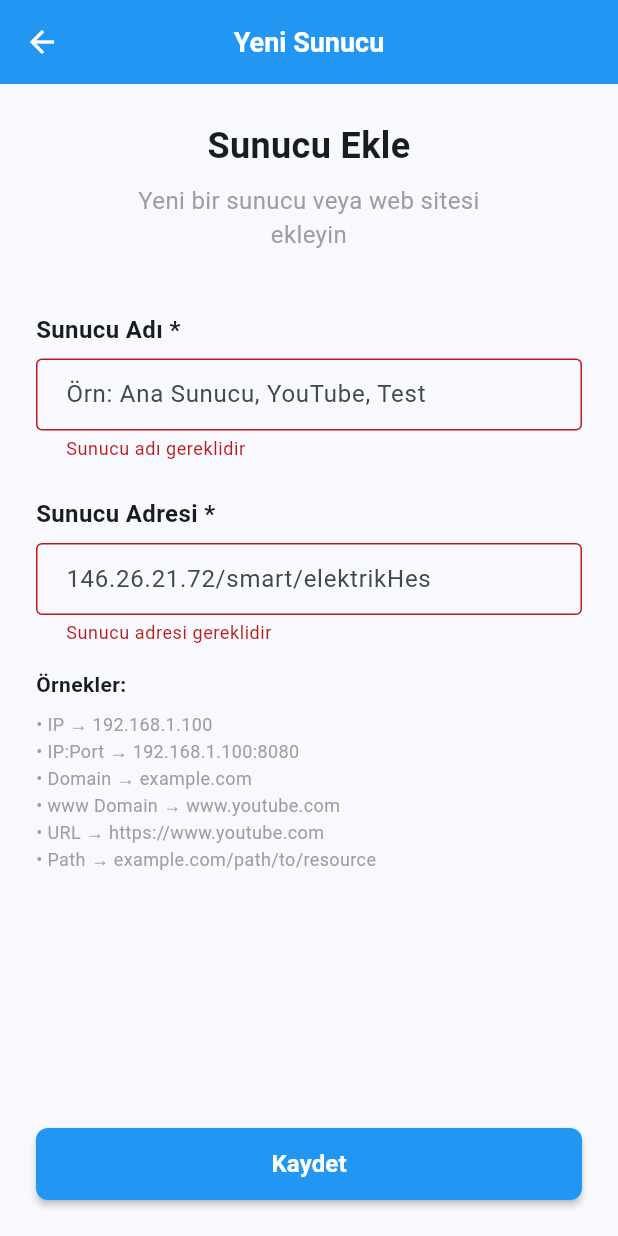
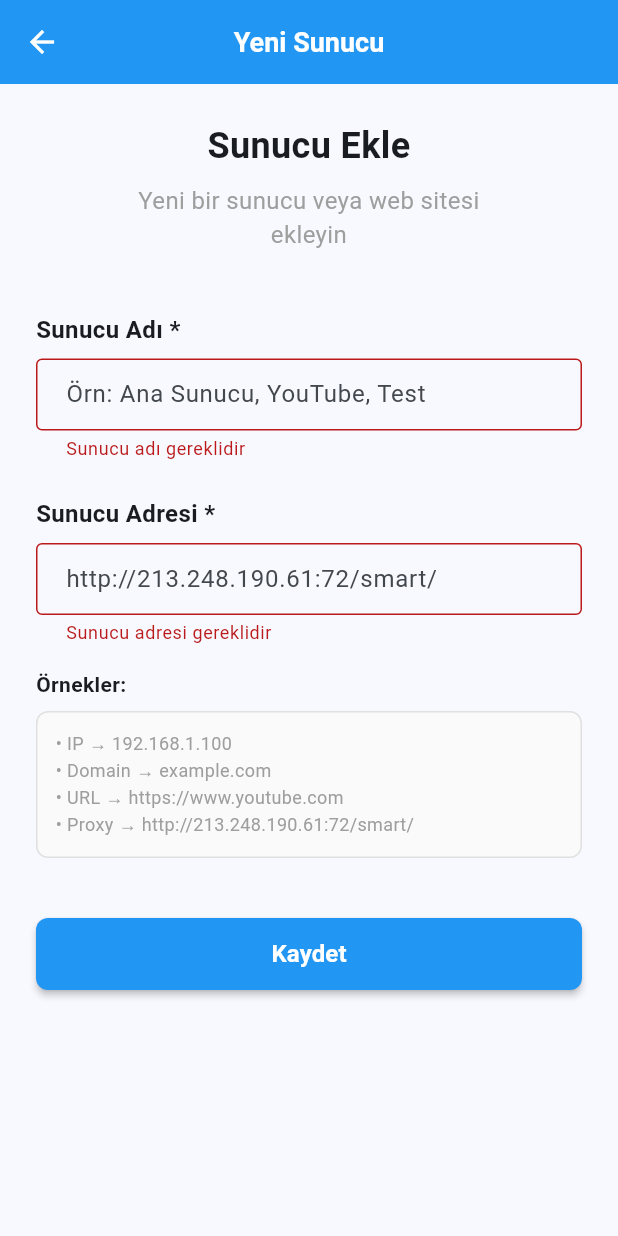
Before and after one commit to IbrahimSemih/proxy-manager, a Flutter app: the AddProxyScreen screen opened directly, after a tap on "Kaydet", on a phone screen of 412 x 824 dp. Run offline on Flutter 3.47's test engine with Material 3 defaults, Android fonts, the phone set to English and light mode, and no system bars; our stand-ins replace shared_preferences, webview_flutter; accounts and stored records are empty.

Commit message:
feat: proxy validation and WebView improvements
- Support proxy formats without the @ sign
- Improve HTTP/HTTPS URL validation
- Tighten IP address validation (0-255 range)
- Add letter checking to domain validation
- Add Android permission for HTTP traffic for WebView
- Advanced debug logging and error messages
- Add a connection test system
- Fix layout overflow issue (ScrollView)
- Add user agent and network permissions

Proxies in the format http://213.248.190.61:72/smart/
now work without the @ symbol and provide detailed error messages.

```diff
--- a/lib/screens/add_proxy_screen.dart
+++ b/lib/screens/add_proxy_screen.dart
@@ -41,17 +41,19 @@ class _AddProxyScreenState extends State<AddProxyScreen> {
 
     final trimmedValue = value.trim();
 
-    // IP adresi kontrolü (port ile birlikte)
-    final ipRegex = RegExp(r'^(?:[0-9]{1,3}\.){3}[0-9]{1,3}(:[0-9]+)?$');
-
-    // Basit domain kontrolü
-    final domainRegex = RegExp(
-      r'^[a-zA-Z0-9][a-zA-Z0-9-]{0,61}[a-zA-Z0-9]?(\.[a-zA-Z0-9][a-zA-Z0-9-]{0,61}[a-zA-Z0-9]?)*$',
+    // IP adresi kontrolü (port ile birlikte) - Geçerli IP aralığı kontrolü
+    final ipRegex = RegExp(
+      r'^(?:(?:25[0-5]|2[0-4][0-9]|[01]?[0-9][0-9]?)\.){3}(?:25[0-5]|2[0-4][0-9]|[01]?[0-9][0-9]?)(:[0-9]+)?$',
     );
 
-    // URL kontrolü (http/https ile başlayan)
+    // Basit domain kontrolü - En az bir harf içermeli
+    final domainRegex = RegExp(
+      r'^(?=.*[a-zA-Z])[a-zA-Z0-9][a-zA-Z0-9-]{0,61}[a-zA-Z0-9]?(\.[a-zA-Z0-9][a-zA-Z0-9-]{0,61}[a-zA-Z0-9]?)*$',
+    );
+
+    // URL kontrolü (http/https ile başlayan) - Domain ve IP destekli
     final urlRegex = RegExp(
-      r'^https?:\/\/(www\.)?[a-zA-Z0-9][a-zA-Z0-9-]{0,61}[a-zA-Z0-9]?(\.[a-zA-Z0-9][a-zA-Z0-9-]{0,61}[a-zA-Z0-9]?)*(\/.*)?$',
+      r'^https?:\/\/((www\.)?[a-zA-Z0-9][a-zA-Z0-9-]{0,61}[a-zA-Z0-9]?(\.[a-zA-Z0-9][a-zA-Z0-9-]{0,61}[a-zA-Z0-9]?)*|(?:(?:25[0-5]|2[0-4][0-9]|[01]?[0-9][0-9]?)\.){3}(?:25[0-5]|2[0-4][0-9]|[01]?[0-9][0-9]?))(:[0-9]+)?(\/.*)?$',
     );
 
     // www ile başlayan domain kontrolü
@@ -125,7 +127,7 @@ class _AddProxyScreenState extends State<AddProxyScreen> {
       ),
       body: Form(
         key: _formKey,
-        child: Padding(
+        child: SingleChildScrollView(
           padding: const EdgeInsets.all(24.0),
           child: Column(
             crossAxisAlignment: CrossAxisAlignment.stretch,
@@ -173,7 +175,7 @@ class _AddProxyScreenState extends State<AddProxyScreen> {
                 controller: _addressController,
                 validator: _validateAddress,
                 decoration: const InputDecoration(
-                  hintText: '146.26.21.72/smart/elektrikHes',
+                  hintText: 'http://213.248.190.61:72/smart/',
                   border: OutlineInputBorder(),
                   contentPadding: EdgeInsets.symmetric(
                     horizontal: 16,
@@ -189,17 +191,23 @@ class _AddProxyScreenState extends State<AddProxyScreen> {
                 style: TextStyle(fontSize: 14, fontWeight: FontWeight.w600),
               ),
               const SizedBox(height: 8),
-              const Text(
-                '• IP → 192.168.1.100\n'
-                '• IP:Port → 192.168.1.100:8080\n'
-                '• Domain → example.com\n'
-                '• www Domain → www.youtube.com\n'
-                '• URL → https://www.youtube.com\n'
-                '• Path → example.com/path/to/resource',
-                style: TextStyle(color: Colors.grey, fontSize: 12),
+              Container(
+                padding: const EdgeInsets.all(12),
+                decoration: BoxDecoration(
+                  color: Colors.grey.shade50,
+                  borderRadius: BorderRadius.circular(8),
+                  border: Border.all(color: Colors.grey.shade300),
+                ),
+                child: const Text(
+                  '• IP → 192.168.1.100\n'
+                  '• Domain → example.com\n'
+                  '• URL → https://www.youtube.com\n'
+                  '• Proxy → http://213.248.190.61:72/smart/',
+                  style: TextStyle(color: Colors.grey, fontSize: 12),
+                ),
               ),
 
-              const Spacer(),
+              const SizedBox(height: 40),
 
               // Kaydet butonu
               SizedBox(
@@ -233,6 +241,7 @@ class _AddProxyScreenState extends State<AddProxyScreen> {
                         ),
                 ),
               ),
+              const SizedBox(height: 24), // Alt boşluk eklendi
             ],
           ),
         ),
```
Also changed, not shown: lib/screens/web_view_screen.dart (+105 -7 lines), 1 other file.
